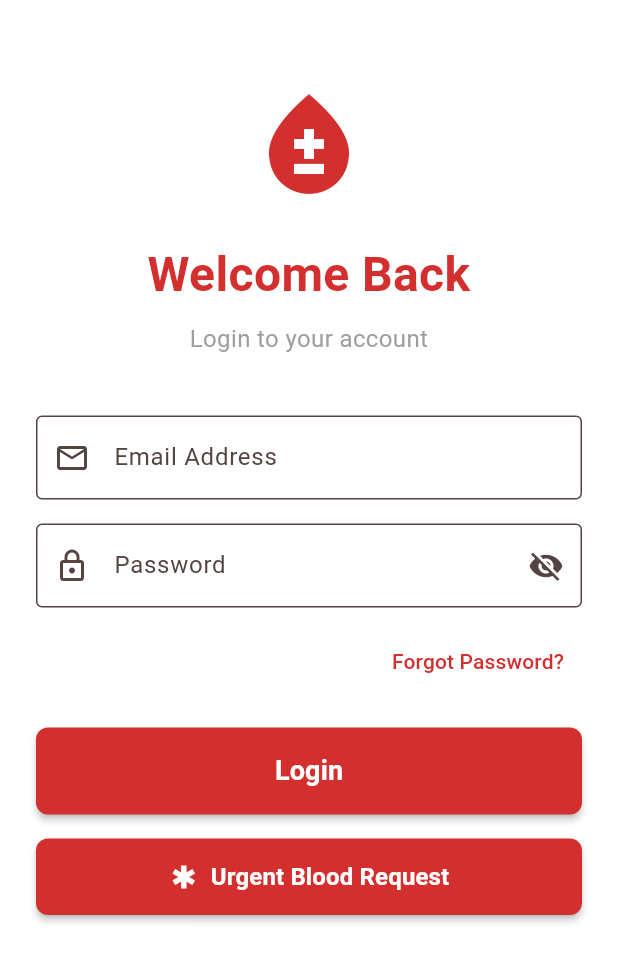
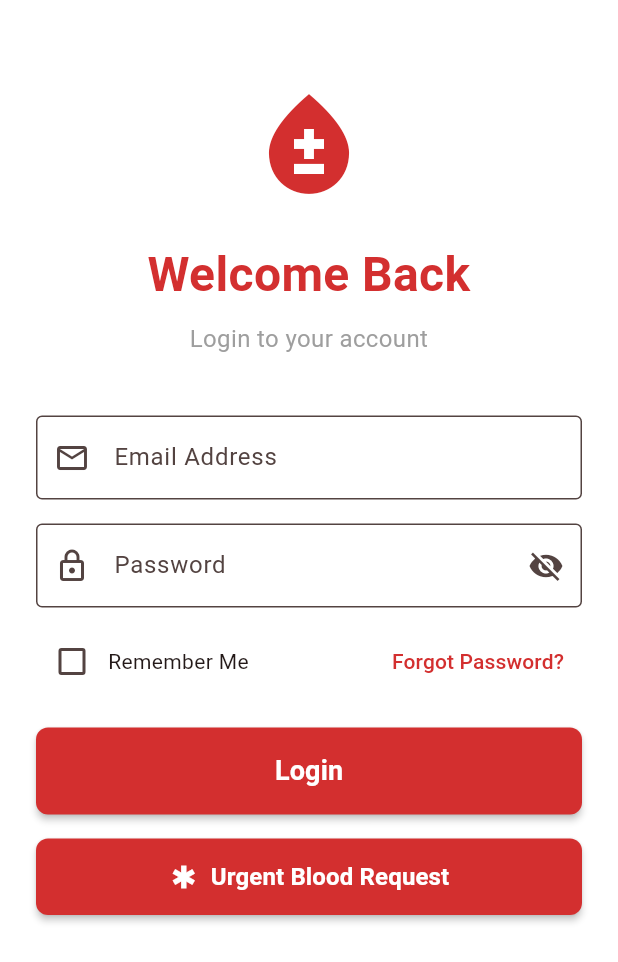
Before and after one commit to sanamobeen/blood-donation-FYP, a Flutter app: the screen it shows after launch, after a tap on "Login", on a phone screen of 412 x 824 dp. Shown: the top 962 px of the screen. Run offline on Flutter 3.47's test engine with Material 3 defaults, Android fonts, the phone set to English and light mode, and no system bars; our stand-ins replace audioplayers, flutter_local_notifications, flutter_map, geocoding, geolocator, latlong2 and 2 more.

Commit message:
remember me

```diff
--- a/frontend/lib/login_screen.dart
+++ b/frontend/lib/login_screen.dart
@@ -1,7 +1,9 @@
 import 'package:flutter/material.dart';
+import 'package:shared_preferences/shared_preferences.dart';
 import 'role_selection_page.dart';
 import 'quick_registration_page.dart';
 import 'emergency_sos_form_page.dart';
+import 'forgot_password_page.dart';
 import 'services/auth_service.dart';
 
 class LoginScreen extends StatefulWidget {
@@ -18,6 +20,31 @@ class _LoginScreenState extends State<LoginScreen> {
 
   bool _isLoading = false;
   bool _obscurePassword = true;
+  bool _rememberMe = false;
+
+  @override
+  void initState() {
+    super.initState();
+    _loadSavedCredentials();
+  }
+
+  // Load saved credentials if Remember Me was checked
+  void _loadSavedCredentials() async {
+    final prefs = await SharedPreferences.getInstance();
+    final rememberMe = prefs.getBool('remember_me') ?? false;
+    final savedEmail = prefs.getString('saved_email') ?? '';
+
+    print('DEBUG LoginScreen: Remember Me = $rememberMe');
+    print('DEBUG LoginScreen: Saved Email = $savedEmail');
+
+    // Only load the email, but don't auto-check the checkbox
+    if (savedEmail.isNotEmpty) {
+      setState(() {
+        _emailController.text = savedEmail;
+      });
+      print('DEBUG LoginScreen: Email loaded from saved credentials');
+    }
+  }
 
   @override
   void dispose() {
@@ -45,6 +72,18 @@ class _LoginScreenState extends State<LoginScreen> {
 
         if (mounted) {
           if (result.success) {
+            // Handle Remember Me functionality
+            final prefs = await SharedPreferences.getInstance();
+            if (_rememberMe) {
+              // Save email for next time
+              await prefs.setBool('remember_me', true);
+              await prefs.setString('saved_email', _emailController.text.trim().toLowerCase());
+            } else {
+              // Clear saved credentials
+              await prefs.remove('remember_me');
+              await prefs.remove('saved_email');
+            }
+
             // Show success message
             ScaffoldMessenger.of(context).showSnackBar(
               SnackBar(
@@ -190,12 +229,36 @@ class _LoginScreenState extends State<LoginScreen> {
                 ),
                 const SizedBox(height: 12),
 
+                // Remember Me & Forgot Password Row
+                Row(
+                  mainAxisAlignment: MainAxisAlignment.spaceBetween,
+                  children: [
+                    // Remember Me Checkbox
+                    Row(
+                      children: [
+                        Checkbox(
+                          value: _rememberMe,
+                          onChanged: (value) {
+                            setState(() {
+                              _rememberMe = value ?? false;
+                            });
+                          },
+                          activeColor: Colors.red[700],
+                        ),
+                        const Text(
+                          'Remember Me',
+                          style: TextStyle(fontSize: 14),
+                        ),
+                      ],
+                    ),
+
                     // Forgot password link
-                Align(
-                  alignment: Alignment.centerRight,
-                  child: TextButton(
+                    TextButton(
                       onPressed: () {
-                      // TODO: Implement forgot password functionality
+                        Navigator.push(
+                          context,
+                          MaterialPageRoute(builder: (context) => const ForgotPasswordPage()),
+                        );
                       },
                       child: Text(
                         'Forgot Password?',
@@ -205,6 +268,7 @@ class _LoginScreenState extends State<LoginScreen> {
                         ),
                       ),
                     ),
+                  ],
                 ),
                 const SizedBox(height: 20),
 
--- a/frontend/lib/services/auth_service.dart
+++ b/frontend/lib/services/auth_service.dart
@@ -190,6 +190,8 @@ class AuthService {
       await prefs.remove('refresh_token');
       await prefs.remove('user_email');
       await prefs.remove('user_name');
+      await prefs.remove('remember_me');
+      await prefs.remove('saved_email');
       await prefs.setBool('is_logged_in', false);
 
       return true;
```
Also changed, not shown: frontend/lib/forgot_password_page.dart (+12 -13 lines), frontend/lib/login_page.dart (+30 -0 lines), 2 other files. Lines whose indentation alone changed are shown as unchanged.
